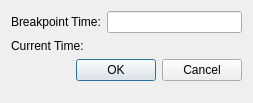
First picture: the form in Qt/Components/Resources/UI/pqSetBreakpointDialog.ui, repository Kitware/ParaView, before the edit.
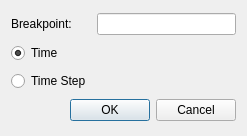
Second picture: the form after the edit.

Commit message: Add the simulation timeStep as a choice when setting a breakpoint.

```diff
--- a/Qt/Components/Resources/UI/pqSetBreakpointDialog.ui
+++ b/Qt/Components/Resources/UI/pqSetBreakpointDialog.ui
@@ -6,18 +6,18 @@
    <rect>
     <x>0</x>
     <y>0</y>
-    <width>253</width>
-    <height>103</height>
+    <width>247</width>
+    <height>136</height>
    </rect>
   </property>
   <property name="windowTitle">
    <string>Set Breakpoint</string>
   </property>
-  <layout class="QFormLayout" name="formLayout">
+  <layout class="QGridLayout" name="gridLayout">
    <item row="0" column="0">
     <widget class="QLabel" name="label">
      <property name="text">
-      <string>Breakpoint Time:</string>
+      <string>Breakpoint:</string>
      </property>
     </widget>
    </item>
@@ -25,20 +25,43 @@
     <widget class="QLineEdit" name="BreakpointTime"/>
    </item>
    <item row="1" column="0">
-    <widget class="QLabel" name="label_2">
+    <widget class="QRadioButton" name="radioButtonTime">
      <property name="text">
-      <string>Current Time:</string>
+      <string>Time</string>
      </property>
+     <property name="checked">
+      <bool>true</bool>
+     </property>
+     <attribute name="buttonGroup">
+      <string notr="true">buttonGroup</string>
+     </attribute>
     </widget>
    </item>
    <item row="1" column="1">
-    <widget class="QLabel" name="CurrentTime">
+    <widget class="QLabel" name="Time">
      <property name="text">
       <string/>
      </property>
     </widget>
    </item>
-   <item row="2" column="0" colspan="2">
+   <item row="2" column="0">
+    <widget class="QRadioButton" name="radioButtonTimeStep">
+     <property name="text">
+      <string>Time Step</string>
+     </property>
+     <attribute name="buttonGroup">
+      <string notr="true">buttonGroup</string>
+     </attribute>
+    </widget>
+   </item>
+   <item row="2" column="1">
+    <widget class="QLabel" name="TimeStep">
+     <property name="text">
+      <string/>
+     </property>
+    </widget>
+   </item>
+   <item row="3" column="0" colspan="2">
     <widget class="QDialogButtonBox" name="ButtonBox">
      <property name="orientation">
       <enum>Qt::Horizontal</enum>
```
Left out of the diff: 3 changed lines with no effect on the pictures. The commit also changes 9 other files.
